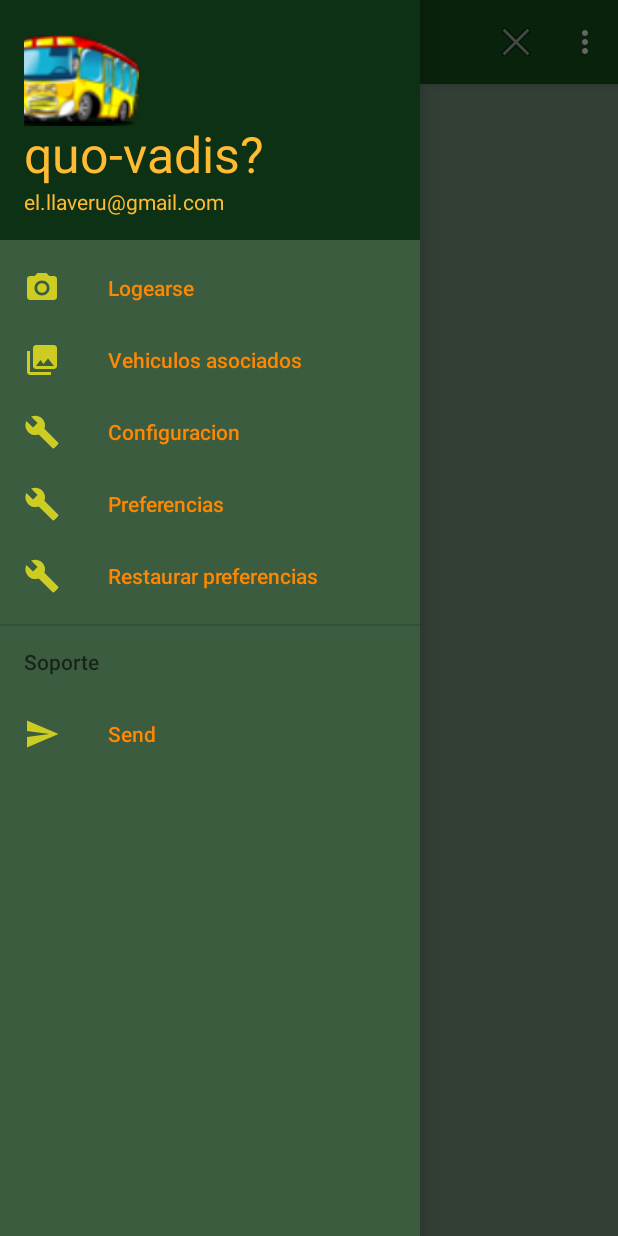
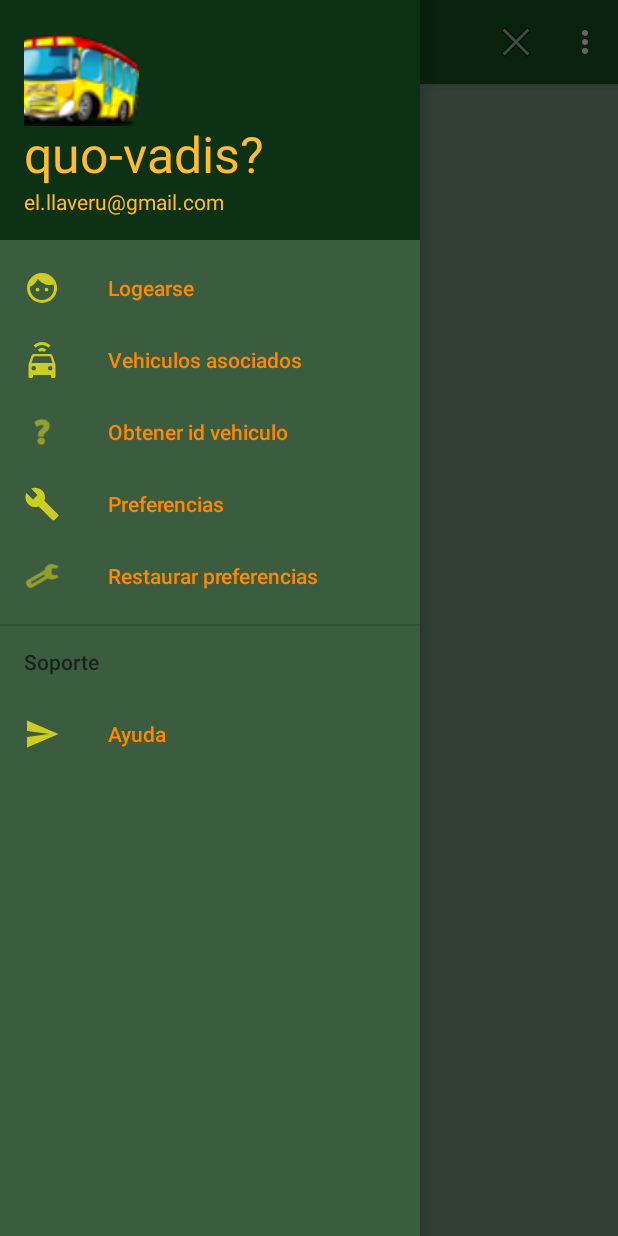
Before and after one commit to llaveru/proyectosabado, an Android app: the screen it shows after launch (MainActivity), with the side drawer open, on a phone screen of 412 x 824 dp. Run offline under Robolectric (Android 15) with nearby library versions, the phone set to English and light mode, and no system bars.

Commit message:
se añaden iconos en nav_drawer de materialdesignicons, fragment_obtener_imei

```diff
--- /dev/null
+++ b/app/src/main/res/drawable/car_connected.xml
@@ -0,0 +1,8 @@
+<!-- drawable/car-connected.xml -->
+<vector xmlns:android="http://schemas.android.com/apk/res/android"
+    android:height="24dp"
+    android:width="24dp"
+    android:viewportWidth="24"
+    android:viewportHeight="24">
+    <path android:fillColor="#000" android:pathData="M5,14H19L17.5,9.5H6.5L5,14M17.5,19A1.5,1.5 0 0,0 19,17.5A1.5,1.5 0 0,0 17.5,16A1.5,1.5 0 0,0 16,17.5A1.5,1.5 0 0,0 17.5,19M6.5,19A1.5,1.5 0 0,0 8,17.5A1.5,1.5 0 0,0 6.5,16A1.5,1.5 0 0,0 5,17.5A1.5,1.5 0 0,0 6.5,19M18.92,9L21,15V23A1,1 0 0,1 20,24H19A1,1 0 0,1 18,23V22H6V23A1,1 0 0,1 5,24H4A1,1 0 0,1 3,23V15L5.08,9C5.28,8.42 5.85,8 6.5,8H17.5C18.15,8 18.72,8.42 18.92,9M12,0C14.12,0 16.15,0.86 17.65,2.35L16.23,3.77C15.11,2.65 13.58,2 12,2C10.42,2 8.89,2.65 7.77,3.77L6.36,2.35C7.85,0.86 9.88,0 12,0M12,4C13.06,4 14.07,4.44 14.82,5.18L13.4,6.6C13.03,6.23 12.53,6 12,6C11.5,6 10.97,6.23 10.6,6.6L9.18,5.18C9.93,4.44 10.94,4 12,4Z" />
+</vector>
--- /dev/null
+++ b/app/src/main/res/drawable/face.xml
@@ -0,0 +1,8 @@
+<!-- drawable/face.xml -->
+<vector xmlns:android="http://schemas.android.com/apk/res/android"
+    android:height="24dp"
+    android:width="24dp"
+    android:viewportWidth="24"
+    android:viewportHeight="24">
+    <path android:fillColor="#000" android:pathData="M9,11.75A1.25,1.25 0 0,0 7.75,13A1.25,1.25 0 0,0 9,14.25A1.25,1.25 0 0,0 10.25,13A1.25,1.25 0 0,0 9,11.75M15,11.75A1.25,1.25 0 0,0 13.75,13A1.25,1.25 0 0,0 15,14.25A1.25,1.25 0 0,0 16.25,13A1.25,1.25 0 0,0 15,11.75M12,2A10,10 0 0,0 2,12A10,10 0 0,0 12,22A10,10 0 0,0 22,12A10,10 0 0,0 12,2M12,20C7.59,20 4,16.41 4,12C4,11.71 4,11.42 4.05,11.14C6.41,10.09 8.28,8.16 9.26,5.77C11.07,8.33 14.05,10 17.42,10C18.2,10 18.95,9.91 19.67,9.74C19.88,10.45 20,11.21 20,12C20,16.41 16.41,20 12,20Z" />
+</vector>
--- a/app/src/main/res/menu/activity_main_drawer.xml
+++ b/app/src/main/res/menu/activity_main_drawer.xml
@@ -4,23 +4,23 @@
     <group android:checkableBehavior="single">
         <item
             android:id="@+id/nav_camera"
-            android:icon="@drawable/ic_menu_camera"
+            android:icon="@drawable/face"
             android:title="Logearse" />
         <item
             android:id="@+id/nav_gallery"
-            android:icon="@drawable/ic_menu_gallery"
+            android:icon="@drawable/car_connected"
             android:title="Vehiculos asociados" />
         <item
-            android:id="@+id/nav_manage"
-            android:icon="@drawable/ic_menu_manage"
-            android:title="Configuracion" />
+            android:id="@+id/nav_IMEI"
+            android:icon="@android:drawable/ic_menu_help"
+            android:title="Obtener id vehiculo" />
         <item
             android:id="@+id/nav_preferencias"
             android:icon="@drawable/ic_menu_manage"
             android:title="Preferencias" />
         <item
             android:id="@+id/nav_preferenciasPorDefecto"
-            android:icon="@drawable/ic_menu_manage"
+            android:icon="@android:drawable/ic_menu_preferences"
             android:title="Restaurar preferencias" />
     </group>
 
@@ -29,7 +29,7 @@
             <item
                 android:id="@+id/nav_send"
                 android:icon="@drawable/ic_menu_send"
-                android:title="Send" />
+                android:title="Ayuda" />
         </menu>
     </item>
 
--- a/app/src/main/res/values/strings.xml
+++ b/app/src/main/res/values/strings.xml
@@ -15,7 +15,7 @@
         <item>Satelite</item>
         <item>Relieve</item>
         <item>Calles</item>
-        </string-array>
+    </string-array>
 
     <string-array name="codigoMapas">
         <item>SAT</item>
@@ -52,5 +52,6 @@
         <item>15</item>
         <item>20</item>
     </string-array>
+    <string name="title_activity_main2">Main2Activity</string>
 
 </resources>
```
Also changed, not shown: app/src/main/AndroidManifest.xml (+7 -6 lines), app/src/main/java/com/example/hpasarin/sistemalogin2/MainActivity.java (+7 -0 lines), app/src/main/java/com/example/hpasarin/sistemalogin2/ObtenerImei.java (added, +61 -0 lines), app/src/main/res/layout/fragment_obtener_imei.xml (added, +33 -0 lines).
